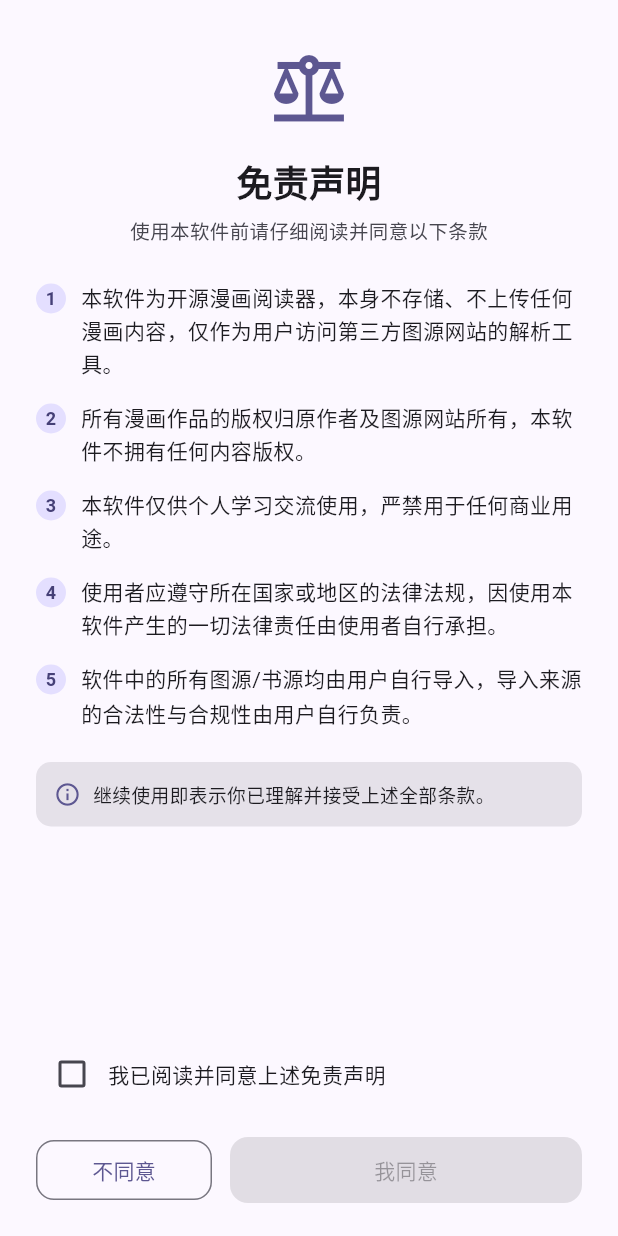
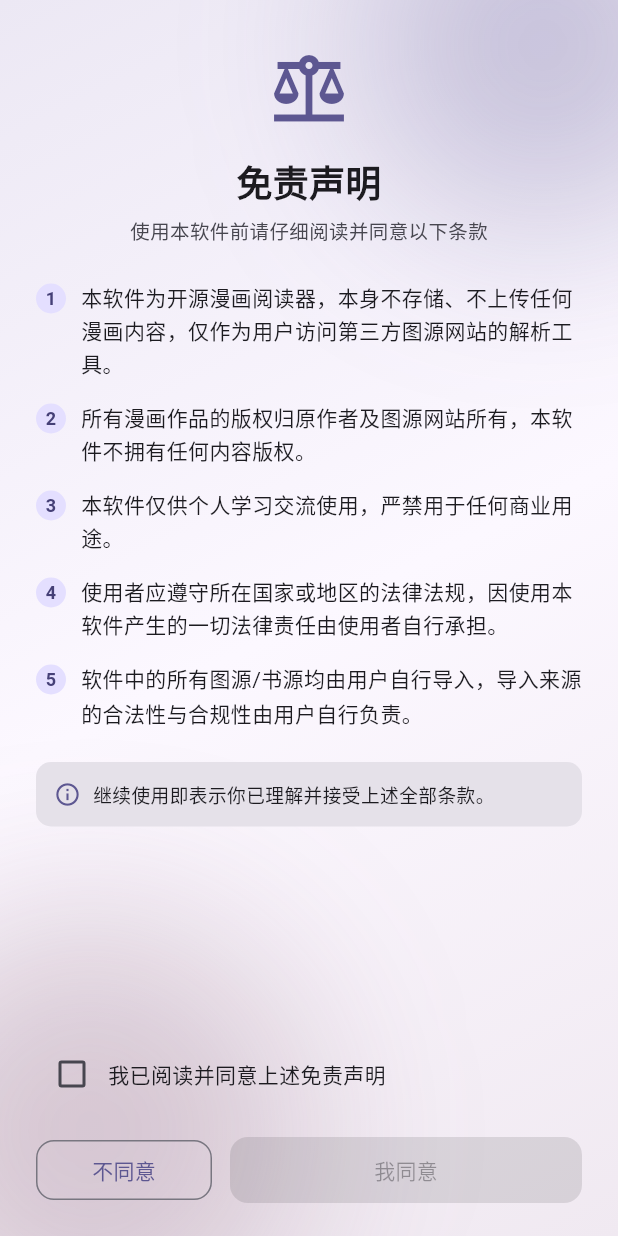
Before and after one commit to 2016YYy/comic-realm, a Flutter app: the screen it shows after launch, on a phone screen of 412 x 824 dp. Run offline on Flutter 3.47's test engine with Material 3 defaults, Android fonts, the phone set to English and light mode, and no system bars; our stand-ins replace cached_network_image, cookie_jar, dio, dio_cookie_manager, file_picker, hive and 4 more; missing offline and left inert: background_downloader, charset, flutter_js, mobile_scanner; accounts and stored records are empty.

Commit message:
feat: v1.9.0 液态玻璃(Liquid Glass)视觉 + 主框架监听泄漏修复
- 新增全局装饰背景 AppBackdrop（主题色渐变 + 模糊光斑），RepaintBoundary 缓存
- 新增 glass 组件：GlassBlur（BackdropFilter 真实模糊）/ GlassAppBar
- 顶栏、底部导航栏改用毛玻璃；搜索/发现/书架/图源/下载/设置/详情/图源分类页统一接入
- 阅读器顶栏与底栏改为悬浮在漫画画面之上，玻璃实时模糊漫画内容
- 设置新增「毛玻璃效果」开关（默认开启）
- 修复 MainShell 更新监听未释放导致的监听器泄漏

```diff
--- a/lib/core/theme.dart
+++ b/lib/core/theme.dart
@@ -49,9 +49,11 @@ class AppTheme {
         surfaceContainerHighest:
             isDark ? const Color(0xFF2C2C37) : scheme.surfaceContainerHighest,
       ),
-      scaffoldBackgroundColor: surface,
+      // 透明底色：露出 [AppBackdrop] 的装饰渐变，供毛玻璃层模糊，
+      // 同时保证关闭毛玻璃时仍是统一的柔和背景。
+      scaffoldBackgroundColor: Colors.transparent,
       appBarTheme: AppBarTheme(
-        backgroundColor: surface,
+        backgroundColor: Colors.transparent,
         surfaceTintColor: Colors.transparent,
         elevation: 0,
         scrolledUnderElevation: 0,
--- a/lib/screens/comic_detail_screen.dart
+++ b/lib/screens/comic_detail_screen.dart
@@ -9,6 +9,7 @@ import '../services/download_service.dart';
 import '../services/history_service.dart';
 import '../services/source_service.dart';
 import '../widgets/comic_cover.dart';
+import '../widgets/glass.dart';
 import '../widgets/state_views.dart';
 import 'reader_screen.dart';
 import 'search_screen.dart';
@@ -163,7 +164,7 @@ class _ComicDetailScreenState extends State<ComicDetailScreen> {
   @override
   Widget build(BuildContext context) {
     return Scaffold(
-      appBar: AppBar(
+      appBar: GlassAppBar(
         title: Text(_comic.name),
         actions: [
           IconButton(
--- a/lib/screens/discover_screen.dart
+++ b/lib/screens/discover_screen.dart
@@ -6,6 +6,7 @@ import '../models/source.dart';
 import '../services/history_service.dart';
 import '../services/source_service.dart';
 import '../widgets/comic_cover.dart';
+import '../widgets/glass.dart';
 import '../widgets/state_views.dart';
 import 'comic_detail_screen.dart';
 import 'search_screen.dart';
@@ -22,7 +23,7 @@ class DiscoverScreen extends StatelessWidget {
     final history = context.watch<HistoryService>().entries;
 
     return Scaffold(
-      appBar: AppBar(
+      appBar: GlassAppBar(
         title: const Text('发现'),
         actions: [
           IconButton(
--- a/lib/screens/downloads_screen.dart
+++ b/lib/screens/downloads_screen.dart
@@ -8,6 +8,7 @@ import '../models/comic.dart';
 import '../models/download.dart';
 import '../services/download_service.dart';
 import '../widgets/comic_cover.dart';
+import '../widgets/glass.dart';
 import '../widgets/state_views.dart';
 import 'reader_screen.dart';
 
@@ -54,7 +55,7 @@ class DownloadsScreen extends StatelessWidget {
     final tasks = downloadService.tasks;
 
     return Scaffold(
-      appBar: AppBar(
+      appBar: GlassAppBar(
         title: Text(tasks.isEmpty ? '下载' : '下载 · ${tasks.length}'),
       ),
       body: tasks.isEmpty
--- a/lib/screens/library_screen.dart
+++ b/lib/screens/library_screen.dart
@@ -10,6 +10,7 @@ import '../services/history_service.dart';
 import '../services/settings_service.dart';
 import '../services/source_service.dart';
 import '../widgets/comic_cover.dart';
+import '../widgets/glass.dart';
 import '../widgets/state_views.dart';
 import 'comic_detail_screen.dart';
 import 'search_screen.dart';
@@ -131,7 +132,7 @@ class _LibraryScreenState extends State<LibraryScreen> {
   }
 
   AppBar _buildDefaultAppBar(List<Comic> comics) {
-    return AppBar(
+    return GlassAppBar(
       title: Text(comics.isEmpty ? '书架' : '书架 · ${comics.length}'),
       actions: [
         IconButton(
@@ -156,7 +157,7 @@ class _LibraryScreenState extends State<LibraryScreen> {
 
   AppBar _buildSelectionAppBar(List<Comic> comics) {
     final allSelected = comics.isNotEmpty && _selected.length == comics.length;
-    return AppBar(
+    return GlassAppBar(
       leading: IconButton(
         icon: const Icon(Icons.close),
         tooltip: '退出多选',
--- a/lib/screens/search_screen.dart
+++ b/lib/screens/search_screen.dart
@@ -6,6 +6,7 @@ import '../models/source.dart';
 import '../services/comic_service.dart';
 import '../services/settings_service.dart';
 import '../widgets/comic_cover.dart';
+import '../widgets/glass.dart';
 import '../widgets/state_views.dart';
 import 'comic_detail_screen.dart';
 
@@ -129,7 +130,7 @@ class _SearchScreenState extends State<SearchScreen> {
   Widget build(BuildContext context) {
     final sources = _enabledSources;
     return Scaffold(
-      appBar: AppBar(
+      appBar: GlassAppBar(
         title: TextField(
           controller: _controller,
           focusNode: _focusNode,
--- a/lib/screens/source_discover_screen.dart
+++ b/lib/screens/source_discover_screen.dart
@@ -4,6 +4,7 @@ import '../models/comic.dart';
 import '../models/source.dart';
 import '../services/comic_service.dart';
 import '../widgets/comic_cover.dart';
+import '../widgets/glass.dart';
 import '../widgets/state_views.dart';
 import 'comic_detail_screen.dart';
 
@@ -116,7 +117,7 @@ class _SourceDiscoverScreenState extends State<SourceDiscoverScreen> {
   @override
   Widget build(BuildContext context) {
     return Scaffold(
-      appBar: AppBar(
+      appBar: GlassAppBar(
         title: Text(widget.source.bookSourceName),
         actions: [
           IconButton(
--- a/lib/screens/sources_screen.dart
+++ b/lib/screens/sources_screen.dart
@@ -2,6 +2,7 @@ import 'package:flutter/material.dart';
 import 'package:provider/provider.dart';
 import '../services/source_service.dart';
 import '../models/source.dart';
+import '../widgets/glass.dart';
 import '../widgets/state_views.dart';
 import 'source_import_screen.dart';
 import 'source_discover_screen.dart';
@@ -37,7 +38,7 @@ class _SourcesScreenState extends State<SourcesScreen> {
     final canReorder = _typeFilter.isEmpty && sources.length > 1;
 
     return Scaffold(
-      appBar: AppBar(
+      appBar: GlassAppBar(
         title: const Text('图源管理'),
         actions: [
           if (allSources.isNotEmpty)
--- a/lib/services/settings_service.dart
+++ b/lib/services/settings_service.dart
@@ -45,6 +45,7 @@ class SettingsService extends ChangeNotifier {
   static const _kDisclaimerAccepted = 'disclaimerAccepted';
   static const _kFolders = 'libraryFolders';
   static const _kSearchHistory = 'searchHistory';
+  static const _kGlassEffect = 'glassEffect';
 
   Box get _box => AppDatabase.settings;
 
@@ -149,6 +150,16 @@ class SettingsService extends ChangeNotifier {
     notifyListeners();
   }
 
+  // ---------------- 外观 ----------------
+
+  /// 是否启用毛玻璃（Liquid Glass）效果。默认开启；低端设备可关闭以换取更流畅。
+  bool get glassEffect => _box.get(_kGlassEffect) as bool? ?? true;
+
+  set glassEffect(bool value) {
+    _box.put(_kGlassEffect, value);
+    notifyListeners();
+  }
+
   // ---------------- 免责声明 ----------------
 
   /// 用户是否已同意免责声明（首次启动必须同意才能进入）
--- /dev/null
+++ b/lib/widgets/app_backdrop.dart
@@ -0,0 +1,99 @@
+import 'dart:ui';
+
+import 'package:flutter/material.dart';
+
+/// 应用级装饰背景：主题种子色的柔和渐变 + 两团模糊光斑。
+///
+/// 毛玻璃层（顶栏 / 底栏 / 弹窗 / 抽屉）会实时模糊它，从而得到真实、统一、
+/// 且**不随列表滚动变化**的 Liquid Glass 观感——既好看又不会因逐帧模糊滚动
+/// 内容而掉帧。整层用 RepaintBoundary 缓存，几乎不产生额外重绘。
+class AppBackdrop extends StatelessWidget {
+  final Widget child;
+
+  const AppBackdrop({super.key, required this.child});
+
+  @override
+  Widget build(BuildContext context) {
+    final scheme = Theme.of(context).colorScheme;
+    final isDark = Theme.of(context).brightness == Brightness.dark;
+    final base = scheme.surface;
+    final top = Color.alphaBlend(
+      scheme.primary.withValues(alpha: isDark ? 0.16 : 0.10),
+      base,
+    );
+    final bottom = Color.alphaBlend(
+      scheme.tertiary.withValues(alpha: isDark ? 0.14 : 0.09),
+      base,
+    );
+
+    return Stack(
+      children: [
+        Positioned.fill(
+          child: RepaintBoundary(
+            child: Stack(
+              children: [
+                Positioned.fill(
+                  child: DecoratedBox(
+                    decoration: BoxDecoration(
+                      gradient: LinearGradient(
+                        begin: Alignment.topLeft,
+                        end: Alignment.bottomRight,
+                        colors: [top, base, bottom],
+                      ),
+                    ),
+                  ),
+                ),
+                Positioned(
+                  top: -90,
+                  right: -70,
+                  child: _Blob(
+                    color: scheme.primary,
+                    size: 240,
+                    alpha: isDark ? 0.38 : 0.30,
+                  ),
+                ),
+                Positioned(
+                  bottom: -70,
+                  left: -80,
+                  child: _Blob(
+                    color: scheme.tertiary,
+                    size: 280,
+                    alpha: isDark ? 0.32 : 0.26,
+                  ),
+                ),
+              ],
+            ),
+          ),
+        ),
+        // 内容层盖在背景之上，正常接收点击
+        Positioned.fill(child: child),
+      ],
+    );
+  }
+}
+
+/// 模糊光斑：层层叠加的柔和色团，让毛玻璃模糊后呈现流动色块而非单调平面。
+class _Blob extends StatelessWidget {
+  final Color color;
+  final double size;
+  final double alpha;
+
+  const _Blob({required this.color, required this.size, required this.alpha});
+
+  @override
+  Widget build(BuildContext context) {
+    return IgnorePointer(
+      child: ImageFiltered(
+        imageFilter: ImageFilter.blur(sigmaX: 60, sigmaY: 60),
+        child: Container(
+          width: size,
+          height: size,
+          decoration: BoxDecoration(
+            color: color.withValues(alpha: alpha),
+            shape: BoxShape.circle,
+          ),
+        ),
+      ),
+    );
+  }
+}
--- a/pubspec.yaml
+++ b/pubspec.yaml
@@ -1,7 +1,7 @@
 name: comic_realm
 description: 漫境 ComicRealm - 支持多图源的开源漫画阅读器，支持 Android / iOS / Windows。
 publish_to: 'none'
-version: 1.8.3+22
+version: 1.9.0+23
 
 environment:
   sdk: '>=3.3.0 <4.0.0'
```
Also changed, not shown: lib/app.dart (+38 -12 lines), lib/screens/reader_screen.dart (+97 -42 lines), lib/screens/settings_screen.dart (+9 -1 lines), lib/widgets/glass.dart (added, +139 -0 lines), 1 other file.
